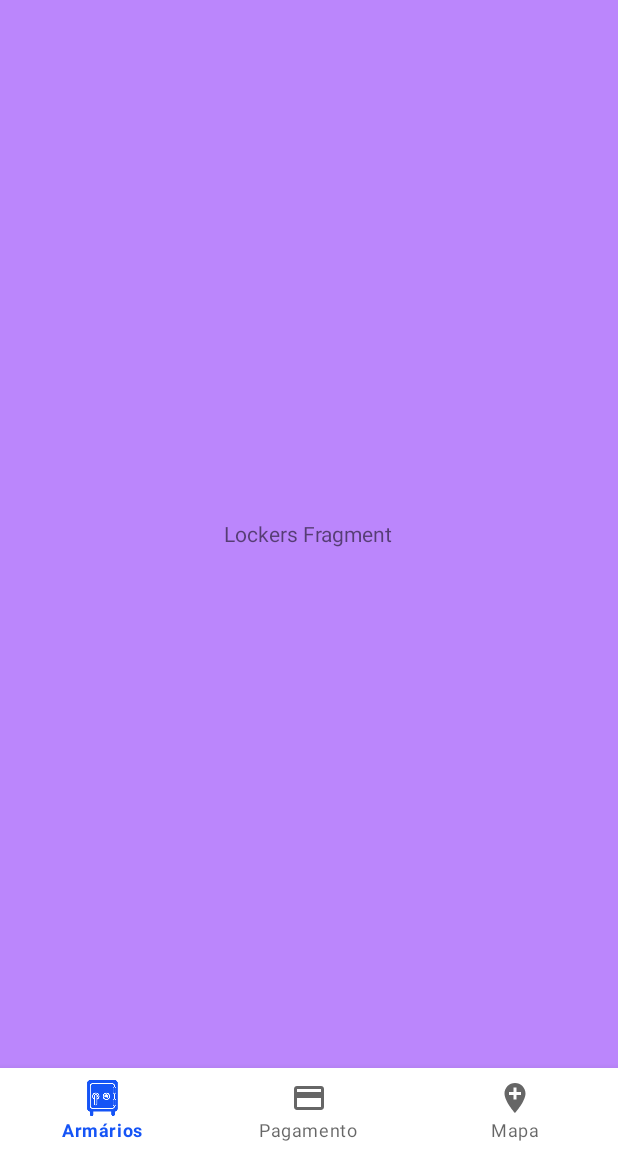
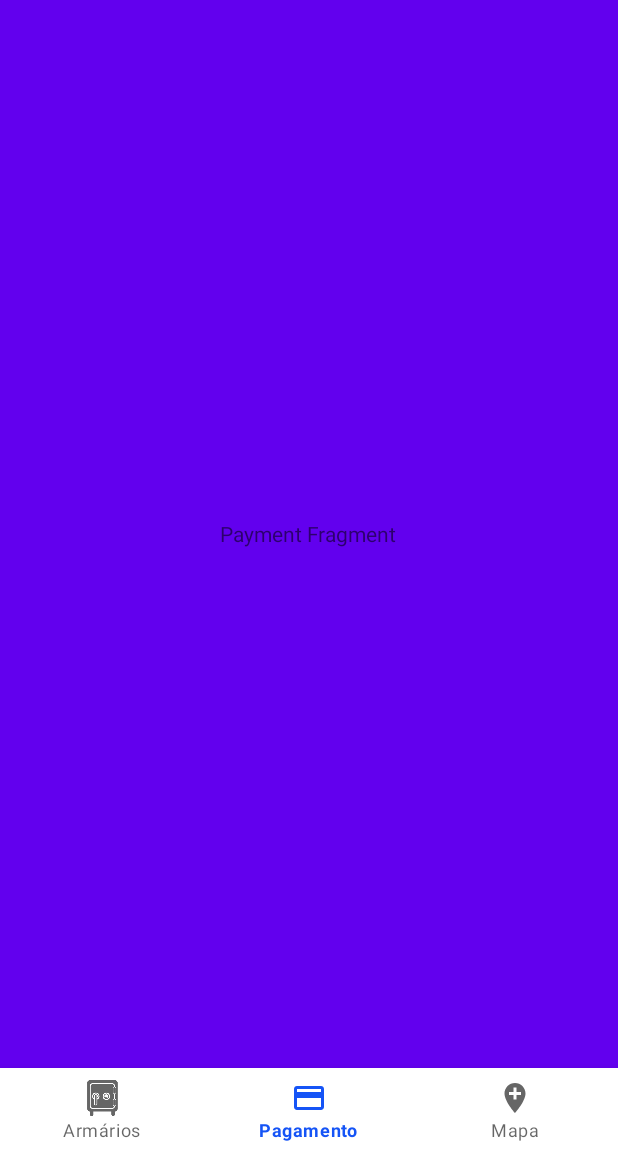
Before and after one commit to ghabrielferrari/PI3-ES-2024-TIME-19, an Android app: the MainActivity screen opened directly, with no data from a screen before it, item 2 of the bottom bar chosen, on a phone screen of 412 x 824 dp, the part 84-1236 px from its top. Run offline under Robolectric (Android 15) with nearby library versions, the light colour scheme and no system bars; our stand-ins replace navigation-ui.

Commit message:
Fixed the layout issue in MainActivity that made the navbar unusable

```diff
--- a/app/src/main/res/layout/activity_main.xml
+++ b/app/src/main/res/layout/activity_main.xml
@@ -13,7 +13,8 @@
         android:id="@+id/drawer_layout"
         android:layout_width="match_parent"
         android:layout_height="match_parent"
-        android:elevation="16dp">
+        android:elevation="16dp"
+        android:layout_marginBottom="56dp">
 
         <RelativeLayout
             android:layout_width="match_parent"
@@ -60,6 +61,7 @@
         android:layout_width="match_parent"
         android:layout_height="56dp"
         app:menu="@menu/bottom_navigation_menu"
-        android:layout_alignParentBottom="true"/>
+        android:layout_alignParentBottom="true"
+        android:elevation="17dp"/>
 
 </RelativeLayout>
```
